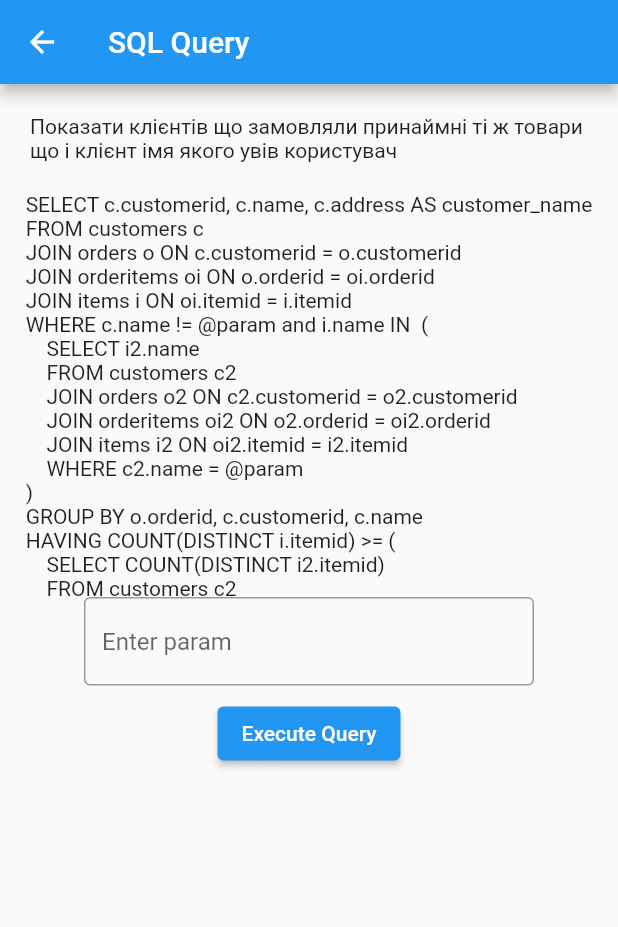
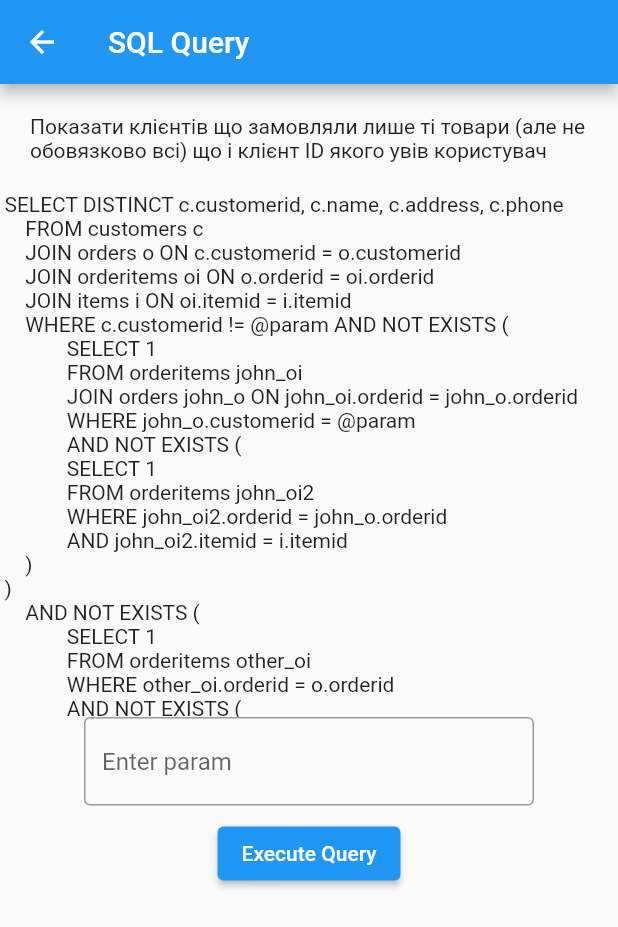
Before and after one commit to CalculusEnjoyer/db, a Flutter app: the ComplexQueryScreen screen opened directly, after a tap on "Query 1", on a phone screen of 412 x 824 dp. Shown: the top 927 px of the screen. Run offline on Flutter 3.47's test engine with Material 2 defaults, Android fonts, the phone set to English and light mode, and no system bars; missing offline and left inert: dotenv, postgres.

Commit message:
Change complex sql queries to proper

```diff
--- a/db2_ubuntu_app/lib/screens/home/home_screen.dart
+++ b/db2_ubuntu_app/lib/screens/home/home_screen.dart
@@ -16,7 +16,7 @@ class HomeScreen extends StatelessWidget {
     DatabaseConnection().connection;
     return Scaffold(
       appBar: AppBar(
-        title: const Text('Home Screen'),
+        title: const Text('Salamanca family Cafe'),
       ),
       drawer: Drawer(
         child: ListView(
--- a/db2_ubuntu_app/lib/screens/queries/choose_screen/complex_queries_screen.dart
+++ b/db2_ubuntu_app/lib/screens/queries/choose_screen/complex_queries_screen.dart
@@ -2,47 +2,50 @@ import 'package:db2_ubuntu_app/screens/queries/query_widget.dart';
 import 'package:flutter/material.dart';
 
 class ComplexQueryScreen extends StatelessWidget {
-  var query = "SELECT c.customerid, c.name, c.address AS customer_name\n" +
-  "FROM customers c\n" +
-  "JOIN orders o ON c.customerid = o.customerid\n" +
-  "JOIN orderitems oi ON o.orderid = oi.orderid\n" +
-  "JOIN items i ON oi.itemid = i.itemid\n" +
-  "WHERE c.name != @param and i.name IN  (\n" +
-  "    SELECT i2.name\n" +
-  "    FROM customers c2\n" +
-  "    JOIN orders o2 ON c2.customerid = o2.customerid\n" +
-  "    JOIN orderitems oi2 ON o2.orderid = oi2.orderid\n" +
-  "    JOIN items i2 ON oi2.itemid = i2.itemid\n" +
-  "    WHERE c2.name = @param\n" +
-  ")\n" +
-  "GROUP BY o.orderid, c.customerid, c.name\n" +
-  "HAVING COUNT(DISTINCT i.itemid) >= (\n" +
-  "    SELECT COUNT(DISTINCT i2.itemid)\n" +
-  "    FROM customers c2\n" +
-  "    JOIN orders o2 ON c2.customerid = o2.customerid\n" +
-  "    JOIN orderitems oi2 ON o2.orderid = oi2.orderid\n" +
-  "    JOIN items i2 ON oi2.itemid = i2.itemid\n" +
-  "    WHERE c2.name = @param\n" +
-  ")";
+  var query = "SELECT DISTINCT c.customerid, c.name, c.address, c.phone\n" +
+      "    FROM customers c\n" +
+      "    JOIN orders o ON c.customerid = o.customerid\n" +
+      "    JOIN orderitems oi ON o.orderid = oi.orderid\n" +
+      "    JOIN items i ON oi.itemid = i.itemid\n" +
+      "    WHERE c.customerid != @param AND NOT EXISTS (\n" +
+      "            SELECT 1\n" +
+      "            FROM orderitems john_oi\n" +
+      "            JOIN orders john_o ON john_oi.orderid = john_o.orderid\n" +
+      "            WHERE john_o.customerid = @param\n" +
+      "            AND NOT EXISTS (\n" +
+      "            SELECT 1\n" +
+      "            FROM orderitems john_oi2\n" +
+      "            WHERE john_oi2.orderid = john_o.orderid\n" +
+      "            AND john_oi2.itemid = i.itemid\n" +
+      "    )\n" +
+      ")\n" +
+      "    AND NOT EXISTS (\n" +
+      "            SELECT 1\n" +
+      "            FROM orderitems other_oi\n" +
+      "            WHERE other_oi.orderid = o.orderid\n" +
+      "            AND NOT EXISTS (\n" +
+      "            SELECT 1\n" +
+      "            FROM orderitems john_oi3\n" +
+      "            JOIN orders john_o2 ON john_oi3.orderid = john_o2.orderid\n" +
+      "            WHERE john_o2.customerid = @param\n" +
+      "            AND john_oi3.itemid = other_oi.itemid\n" +
+      "    )\n" +
+      ")";
 
-  var query2 =  "WITH john_employees AS (\n" +
-      "  SELECT employeeid\n" +
-      "  FROM orders\n" +
-      "  WHERE customerid = (\n" +
-      "    SELECT customerid\n" +
-      "    FROM customers\n" +
-      "    WHERE name = @param\n" +
-      "  )\n" +
-      "), customer_employees AS (\n" +
-      "  SELECT customerid, employeeid\n" +
-      "  FROM orders\n" +
-      "  WHERE employeeid IN (SELECT employeeid FROM john_employees)\n" +
-      "  GROUP BY customerid, employeeid\n" +
-      ")\n" +
-      "SELECT DISTINCT c.customerid, c.name, c.address\n" +
+  var query2 = "SELECT DISTINCT c.name, c.address, c.phone\n" +
       "FROM customers c\n" +
-      "JOIN customer_employees ce ON ce.customerid = c.customerid\n" +
-      "WHERE c.name != @param";
+      "JOIN orders o ON c.customerid = o.customerid\n" +
+      "WHERE c.name != @param AND NOT EXISTS (\n" +
+      "  SELECT e.employeeid\n" +
+      "  FROM employees e\n" +
+      "  WHERE e.name = @param\n" +
+      "    AND NOT EXISTS (\n" +
+      "      SELECT *\n" +
+      "      FROM orders o2\n" +
+      "      WHERE o2.customerid = o.customerid\n" +
+      "        AND o2.employeeid = e.employeeid\n" +
+      "    )\n" +
+      ")";
 
   var query3 = "SELECT DISTINCT c2. customerid, c2.name, c2.address\n" +
       "FROM customers c1\n" +
@@ -73,8 +76,8 @@ class ComplexQueryScreen extends StatelessWidget {
         child: Column(
           mainAxisAlignment: MainAxisAlignment.center,
           children: <Widget>[
-            _buildQueryButton(context, 'Query 1', QueryWidget(query: query, description: 'Показати клієнтів що замовляли принаймні ті ж товари що і клієнт імя якого увів користувач', parametrName: 'param')),
-            _buildQueryButton(context, 'Query 2', QueryWidget(query: query2, description: 'Знайти усіх клієнтів що обслуговувалися хоча б одним з працівників які обсуговували імя введеного користувача', parametrName: 'param')),
+            _buildQueryButton(context, 'Query 1', QueryWidget(query: query, description: 'Показати клієнтів що замовляли лише ті товари (але не обовязково всі) що і клієнт ID якого увів користувач', parametrName: 'param')),
+            _buildQueryButton(context, 'Query 2', QueryWidget(query: query2, description: 'Знайти усіх клієнтів що обслуговувалися принаймні тими ж  працівниками які обсуговували імя введеного користувача', parametrName: 'param')),
             _buildQueryButton(context, 'Query 3', QueryWidget(query: query3, description: 'Знайти клієнстів що обслуговувалися тими і тільки тими ж працівниками що і клієнт з введеним імям', parametrName: 'param'))
           ],
         ),
--- a/db2_ubuntu_app/lib/screens/queries/query_widget.dart
+++ b/db2_ubuntu_app/lib/screens/queries/query_widget.dart
@@ -50,6 +50,7 @@ class _QueryWidgetState extends State<QueryWidget> {
   }
 
   Future<void> _executeQuery() async {
+    print(_query);
     final results = await _db!.query(
       _query,
       substitutionValues: {
@@ -62,6 +63,8 @@ class _QueryWidgetState extends State<QueryWidget> {
 
   @override
   Widget build(BuildContext context) {
+    print(_description);
+    print(_query);
     return Scaffold(
       appBar: AppBar(
         title: Text('SQL Query'),
@@ -77,7 +80,7 @@ class _QueryWidgetState extends State<QueryWidget> {
           Padding(
             padding: const EdgeInsets.all(0.0),
             child: SizedBox(
-              height: (_results ?? []).length == 0 ? 270 : 120,
+              height: (_results ?? []).length == 0 ? 350 : 120,
               child: SingleChildScrollView(
                 child: Text(_query),
               ),
```
